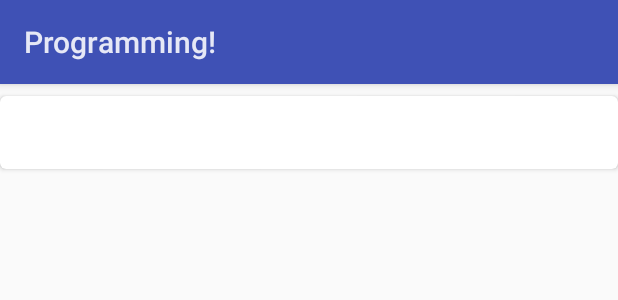
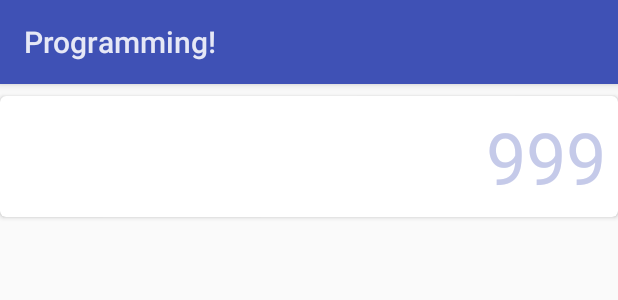
Before and after one commit to amanmehara/the-bot-project, an Android app: the layout language_list.xml on its own in the app's theme, with its tools: preview values and no code run, on a phone screen of 412 x 824 dp. Shown: the top 300 px of the screen. Run offline under Robolectric (Android 15) with nearby library versions, the phone set to English and light mode, and no system bars.

Commit message:
New Api used for Languages
Now, Language name along with Number of programs in each language.

```diff
--- a/android/src/main/java/com/amanmehara/programming/android/LanguageActivity.java
+++ b/android/src/main/java/com/amanmehara/programming/android/LanguageActivity.java
@@ -37,7 +37,7 @@ public class LanguageActivity extends Activity implements LanguageAdapter.ListCl
         WebServiceClient webServiceClient = new WebServiceClient();
         try {
             jsonLanguage = webServiceClient
-                    .execute("http://programmingwebapp.azurewebsites.net/api/languages")
+                    .execute("http://programmingwebapp.azurewebsites.net/api/languages/count")
                     .get();
         } catch (InterruptedException | ExecutionException e) {
             e.printStackTrace();
@@ -50,6 +50,8 @@ public class LanguageActivity extends Activity implements LanguageAdapter.ListCl
         } catch (JSONException e) {
             e.printStackTrace();
         }
+
+
 
         languageRecyclerView = (RecyclerView) findViewById(R.id.language_recycler_view);
         languageRecyclerView.setHasFixedSize(true);
--- a/android/src/main/java/com/amanmehara/programming/android/ProgramsActivity.java
+++ b/android/src/main/java/com/amanmehara/programming/android/ProgramsActivity.java
@@ -44,7 +44,8 @@ public class ProgramsActivity extends Activity implements ProgramsAdapter.ListCl
 
         try {
             jsonPrograms = webServiceClient
-                    .execute("http://programmingwebapp.azurewebsites.net/api/programs/language/" + language)
+                    .execute("http://programmingwebapp.azurewebsites.net/api/programs/language/"
+                            + language)
                     .get();
         } catch (InterruptedException | ExecutionException e) {
             e.printStackTrace();
--- a/android/src/main/res/layout/activity_language.xml
+++ b/android/src/main/res/layout/activity_language.xml
@@ -9,11 +9,6 @@
               android:paddingBottom="@dimen/activity_vertical_margin"
               tools:context="com.amanmehara.programming.android.LanguageActivity">
 
-    <!--<TextView-->
-    <!--android:text="@string/hello_world"-->
-    <!--android:layout_width="wrap_content"-->
-    <!--android:layout_height="wrap_content"/>-->
-
     <android.support.v7.widget.RecyclerView
             android:id="@+id/language_recycler_view"
             android:scrollbars="vertical"
--- a/android/src/main/res/layout/language_list.xml
+++ b/android/src/main/res/layout/language_list.xml
@@ -22,16 +22,26 @@
             <ImageView android:id="@+id/language_image"
                        android:layout_width="0dp"
                        android:layout_height="wrap_content"
-                       android:layout_weight="0.3"
-                       android:layout_gravity="center_vertical|center_horizontal"/>
+                       android:layout_weight="0.25"
+                       android:layout_gravity="center_vertical"/>
             <TextView
                     android:id="@+id/language_name"
                     android:layout_width="0dp"
-                    android:layout_weight="0.7"
+                    android:layout_weight="0.45"
                     android:layout_height="wrap_content"
                     android:layout_gravity="center_vertical"
                     android:textSize="24sp"
                     android:paddingLeft="8sp"/>
+
+            <TextView android:id="@+id/language_count"
+                      android:layout_width="0dp"
+                      android:layout_height="wrap_content"
+                      android:layout_weight="0.3"
+                      android:gravity="right"
+                      android:textSize="48sp"
+                      android:textColor="@color/primary_light"
+                      android:layout_gravity="center_vertical"
+                    android:text="999"/>
         </LinearLayout>
 
 
--- a/android/src/main/res/layout/programs_list.xml
+++ b/android/src/main/res/layout/programs_list.xml
@@ -7,7 +7,7 @@
 
     <android.support.v7.widget.CardView
             android:layout_width="match_parent"
-            android:layout_height="48dp"
+            android:layout_height="wrap_content"
             android:layout_marginBottom="4dp"
             android:layout_marginTop="4dp"
             android:background="?android:attr/selectableItemBackground"
@@ -19,8 +19,8 @@
                 android:layout_height="match_parent"
                 android:layout_gravity="center"
                 android:background="?android:attr/selectableItemBackground"
-                android:gravity="center"
-                android:textSize="16dp"/>
+                android:textSize="16dp"
+                android:padding="16dp"/>
 
     </android.support.v7.widget.CardView>
 </LinearLayout>
```
Also changed, not shown: android/src/main/java/com/amanmehara/programming/android/LanguageAdapter.java (+37 -29 lines), android/src/main/java/com/amanmehara/programming/android/ProgramsAdapter.java (+4 -4 lines).
